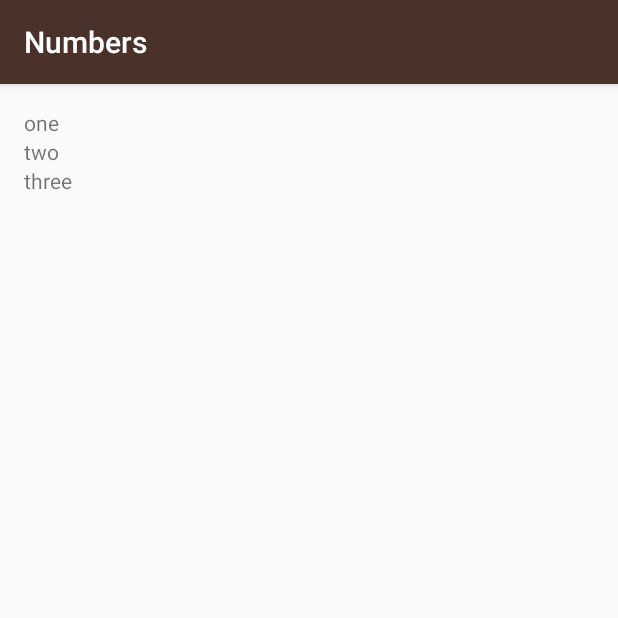
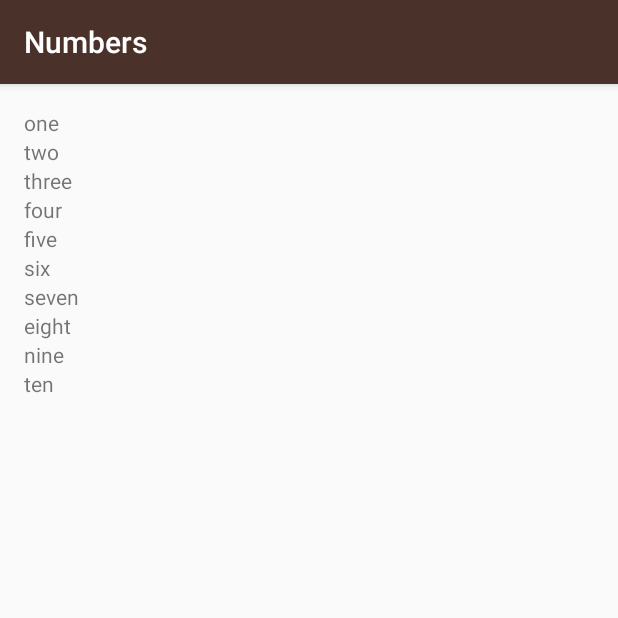
Before and after one commit to leesc22/miwok, an Android app: the NumbersActivity screen opened directly, with no data from a screen before it, on a phone screen of 412 x 824 dp, the top half of it. Run offline under Robolectric (Android 15) with nearby library versions, the phone set to English and light mode, and no system bars.

Commit message:
Add TextViews to Layout with While Loop

```diff
--- a/app/src/main/java/com/example/android/miwok/NumbersActivity.kt
+++ b/app/src/main/java/com/example/android/miwok/NumbersActivity.kt
@@ -5,8 +5,6 @@ import android.os.Bundle
 import android.view.View
 import android.widget.LinearLayout
 import android.widget.TextView
-
-
 
 class NumbersActivity : AppCompatActivity() {
 
@@ -17,17 +15,26 @@ class NumbersActivity : AppCompatActivity() {
         // Create an array of words
         val words = arrayListOf("one", "two", "three", "four", "five", "six", "seven", "eight", "nine", "ten")
 
+        // Find the root view so we can add child views to it
         val rootView = findViewById<View>(R.id.rootView) as LinearLayout
-        val wordView = TextView(this)
-        wordView.setText(words.get(0))
-        rootView.addView(wordView)
 
-        val wordView2 = TextView(this)
-        wordView2.setText(words.get(1))
-        rootView.addView(wordView2)
+        // Create a variable to keep track of the current index position
+        var index = 0
 
-        val wordView3 = TextView(this)
-        wordView3.setText(words.get(2))
-        rootView.addView(wordView3)
+        // Keep looping until we've reached the end of the list (which means keep looping
+        // as long as the current index position is less than the length of the list)
+        while (index < words.size) {
+            // Create a new TextView
+            val wordView = TextView(this)
+
+            // Set the text to be word at the current index
+            wordView.text = words.get(index)
+
+            // Add this TextView as another child to the root view of this layout
+            rootView.addView(wordView)
+
+            // Increment the index variable by 1
+            index++
+        }
     }
 }
```
